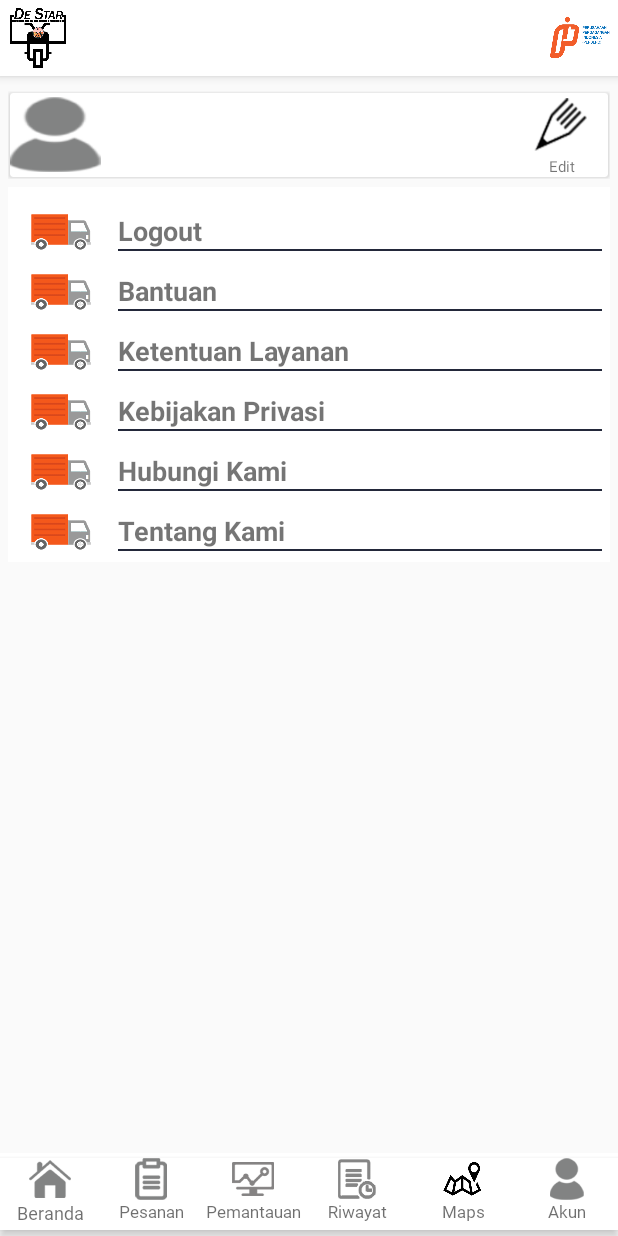
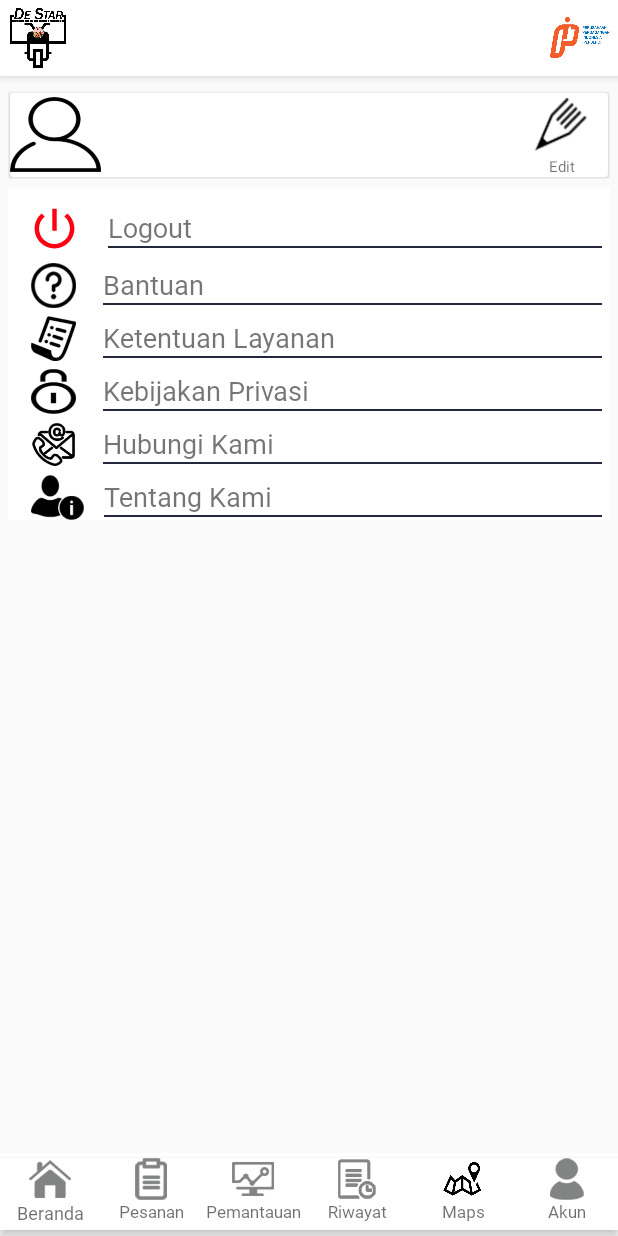
Before and after one commit to Rizkysuandana/d35t4r_d3v, an Android app: the AkunActivity screen opened directly, with no data from a screen before it, on a phone screen of 412 x 824 dp. Run offline under Robolectric (Android 15) with nearby library versions, the phone set to English and light mode, and no system bars.

Commit message:
jaka - edit akun, dashboard

```diff
--- /dev/null
+++ b/destar/destar/app/src/main/res/drawable/image_logout.xml
@@ -0,0 +1,5 @@
+<vector android:height="24dp" android:tint="#FE0014"
+    android:viewportHeight="24.0" android:viewportWidth="24.0"
+    android:width="24dp" xmlns:android="http://schemas.android.com/apk/res/android">
+    <path android:fillColor="#FF000000" android:pathData="M13,3h-2v10h2L13,3zM17.83,5.17l-1.42,1.42C17.99,7.86 19,9.81 19,12c0,3.87 -3.13,7 -7,7s-7,-3.13 -7,-7c0,-2.19 1.01,-4.14 2.58,-5.42L6.17,5.17C4.23,6.82 3,9.26 3,12c0,4.97 4.03,9 9,9s9,-4.03 9,-9c0,-2.74 -1.23,-5.18 -3.17,-6.83z"/>
+</vector>
--- a/destar/destar/app/src/main/res/layout/activity_pengantar_barang.xml
+++ b/destar/destar/app/src/main/res/layout/activity_pengantar_barang.xml
@@ -542,7 +542,7 @@
                 android:id="@+id/bar_dashboard1">
                 <include
                     layout="@layout/layout_toolbar"
-                    tools:context="com.destar.platform.destar.Toolbar"/>
+                    tools:context="com.destar.platform.destar.Toolbar" />
             </LinearLayout>
 
     </RelativeLayout>
--- a/destar/destar/app/src/main/res/layout/activity_transportasi.xml
+++ b/destar/destar/app/src/main/res/layout/activity_transportasi.xml
@@ -57,7 +57,7 @@
                             android:layout_width="match_parent"
                             android:layout_height="1dp"
                             android:layout_margin="5dp"
-                            android:background="@color/darkblue" />
+                            android:background="@color/dark_blue" />
 
                         <TextView
                             android:layout_width="wrap_content"
@@ -98,7 +98,7 @@
                             android:layout_width="match_parent"
                             android:layout_height="1dp"
                             android:layout_margin="5dp"
-                            android:background="@color/darkblue" />
+                            android:background="@color/dark_blue" />
 
                         <TextView
                             android:layout_width="wrap_content"
--- a/destar/destar/app/src/main/res/layout/akun.xml
+++ b/destar/destar/app/src/main/res/layout/akun.xml
@@ -54,7 +54,7 @@
                                 android:layout_width="50dp"
                                 android:layout_height="50dp"
                                 android:layout_weight="4"
-                                android:background="@drawable/account"
+                                android:background="@drawable/image_akun"
                                 android:scaleType="center" />
 
                             <LinearLayout
@@ -137,12 +137,12 @@
                             android:weightSum="100">
 
                             <ImageView
-                                android:layout_width="40dp"
-                                android:layout_height="40dp"
-                                android:layout_marginLeft="15dp"
+                                android:layout_width="35dp"
+                                android:layout_height="35dp"
+                                android:layout_marginLeft="13dp"
                                 android:layout_marginRight="10dp"
                                 android:layout_weight="1"
-                                android:background="@drawable/transportasi1"
+                                android:background="@drawable/image_logout"
                                 android:padding="10dp"
                                 android:scaleType="fitCenter" />
 
@@ -156,12 +156,12 @@
                                 <TextView
                                     android:layout_width="match_parent"
                                     android:layout_height="wrap_content"
+                                    android:layout_marginLeft="10dp"
                                     android:layout_marginEnd="5dp"
-                                    android:layout_marginLeft="10dp"
                                     android:layout_marginRight="10dp"
+                                    android:fontFamily="@font/calibri"
                                     android:text="Logout"
-                                    android:textSize="18sp"
-                                    android:textStyle="bold" />
+                                    android:textSize="18sp" />
 
                                 <View
                                     android:layout_width="match_parent"
@@ -175,17 +175,18 @@
                         <LinearLayout
                             android:layout_width="match_parent"
                             android:layout_height="wrap_content"
+                            android:layout_marginTop="5dp"
                             android:gravity="center|start"
                             android:orientation="horizontal"
                             android:weightSum="100">
 
                             <ImageView
-                                android:layout_width="40dp"
-                                android:layout_height="40dp"
+                                android:layout_width="30dp"
+                                android:layout_height="30dp"
                                 android:layout_marginLeft="15dp"
                                 android:layout_marginRight="10dp"
                                 android:layout_weight="1"
-                                android:background="@drawable/transportasi1"
+                                android:background="@drawable/image_bantuan"
                                 android:padding="10dp"
                                 android:scaleType="fitCenter" />
 
@@ -204,7 +205,7 @@
                                     android:layout_marginRight="10dp"
                                     android:text="Bantuan"
                                     android:textSize="18sp"
-                                    android:textStyle="bold" />
+                                    android:fontFamily="@font/calibri" />
 
                                 <View
                                     android:layout_width="match_parent"
@@ -218,17 +219,18 @@
                         <LinearLayout
                             android:layout_width="match_parent"
                             android:layout_height="wrap_content"
+                            android:layout_marginTop="5dp"
                             android:gravity="center|start"
                             android:orientation="horizontal"
                             android:weightSum="100">
 
                             <ImageView
-                                android:layout_width="40dp"
-                                android:layout_height="40dp"
+                                android:layout_width="30dp"
+                                android:layout_height="30dp"
                                 android:layout_marginLeft="15dp"
                                 android:layout_marginRight="10dp"
                                 android:layout_weight="1"
-                                android:background="@drawable/transportasi1"
+                                android:background="@drawable/image_ketentuan_layanan"
                                 android:padding="10dp"
                                 android:scaleType="fitCenter" />
 
@@ -247,7 +249,7 @@
                                     android:layout_marginRight="10dp"
                                     android:text="Ketentuan Layanan"
                                     android:textSize="18sp"
-                                    android:textStyle="bold" />
+                                    android:fontFamily="@font/calibri" />
 
                                 <View
                                     android:layout_width="match_parent"
@@ -261,17 +263,18 @@
                         <LinearLayout
                             android:layout_width="match_parent"
                             android:layout_height="wrap_content"
+                            android:layout_marginTop="5dp"
                             android:gravity="center|start"
                             android:orientation="horizontal"
                             android:weightSum="100">
 
                             <ImageView
-                                android:layout_width="40dp"
-                                android:layout_height="40dp"
+                                android:layout_width="30dp"
+                                android:layout_height="30dp"
                                 android:layout_marginLeft="15dp"
                                 android:layout_marginRight="10dp"
                                 android:layout_weight="1"
-                                android:background="@drawable/transportasi1"
+                                android:background="@drawable/image_kebijakan_privasi"
                                 android:padding="10dp"
                                 android:scaleType="fitCenter" />
 
@@ -290,7 +293,7 @@
                                     android:layout_marginRight="10dp"
                                     android:text="Kebijakan Privasi"
                                     android:textSize="18sp"
-                                    android:textStyle="bold" />
+                                    android:fontFamily="@font/calibri" />
 
                                 <View
                                     android:layout_width="match_parent"
@@ -304,17 +307,18 @@
                         <LinearLayout
                             android:layout_width="match_parent"
                             android:layout_height="wrap_content"
+                            android:layout_marginTop="5dp"
                             android:gravity="center|start"
                             android:orientation="horizontal"
                             android:weightSum="100">
 
                             <ImageView
-                                android:layout_width="40dp"
-                                android:layout_height="40dp"
+                                android:layout_width="30dp"
+                                android:layout_height="30dp"
                                 android:layout_marginLeft="15dp"
                                 android:layout_marginRight="10dp"
                                 android:layout_weight="1"
-                                android:background="@drawable/transportasi1"
+                                android:background="@drawable/image_hubungi"
                                 android:padding="10dp"
                                 android:scaleType="fitCenter" />
 
@@ -333,7 +337,7 @@
                                     android:layout_marginRight="10dp"
                                     android:text="Hubungi Kami"
                                     android:textSize="18sp"
-                                    android:textStyle="bold" />
+                                    android:fontFamily="@font/calibri" />
 
                                 <View
                                     android:layout_width="match_parent"
@@ -347,17 +351,18 @@
                         <LinearLayout
                             android:layout_width="match_parent"
                             android:layout_height="wrap_content"
+                            android:layout_marginTop="5dp"
                             android:gravity="center|start"
                             android:orientation="horizontal"
                             android:weightSum="100">
 
                             <ImageView
-                                android:layout_width="40dp"
-                                android:layout_height="40dp"
+                                android:layout_width="35dp"
+                                android:layout_height="30dp"
                                 android:layout_marginLeft="15dp"
-                                android:layout_marginRight="10dp"
+                                android:layout_marginRight="5dp"
                                 android:layout_weight="1"
-                                android:background="@drawable/transportasi1"
+                                android:background="@drawable/image_tentang"
                                 android:padding="10dp"
                                 android:scaleType="fitCenter" />
 
@@ -376,7 +381,7 @@
                                     android:layout_marginRight="10dp"
                                     android:text="Tentang Kami"
                                     android:textSize="18sp"
-                                    android:textStyle="bold" />
+                                    android:fontFamily="@font/calibri" />
 
                                 <View
                                     android:layout_width="match_parent"
```
Also changed, not shown: destar/destar/app/src/main/res/drawable/image_akun.png (added), destar/destar/app/src/main/res/drawable/image_bantuan.png (added), destar/destar/app/src/main/res/drawable/image_hubungi.png (added), destar/destar/app/src/main/res/drawable/image_kebijakan_privasi.png (added), destar/destar/app/src/main/res/drawable/image_ketentuan_layanan.png (added), destar/destar/app/src/main/res/drawable/image_tentang.png (added), 1 other file.
